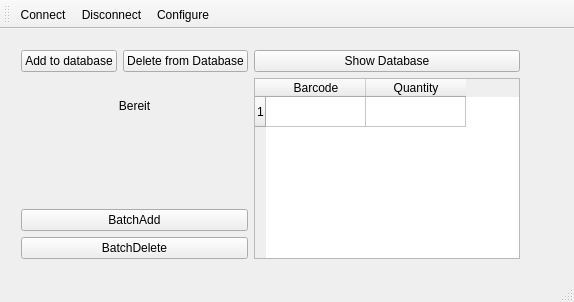
The window that Lagerverwaltung/mainwindow.ui (huntworker/Lagerverwaltung) describes before a commit, drawn with Qt 5.
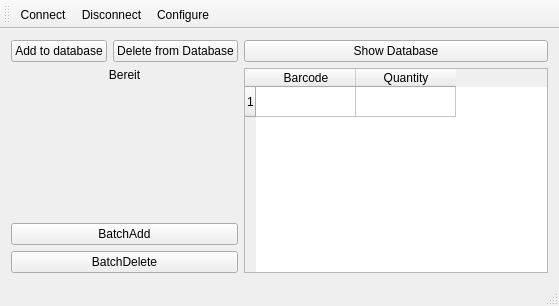
The same window after the commit.

Commit message: Dynamische Anpassung der Layouts an Fenstergröße

What changed in the file:
```diff
--- a/Lagerverwaltung/mainwindow.ui
+++ b/Lagerverwaltung/mainwindow.ui
@@ -6,60 +6,35 @@
    <rect>
     <x>0</x>
     <y>0</y>
-    <width>574</width>
-    <height>302</height>
+    <width>559</width>
+    <height>306</height>
    </rect>
   </property>
   <property name="windowTitle">
    <string>MainWindow</string>
   </property>
   <widget class="QWidget" name="centralWidget">
-   <widget class="QWidget" name="horizontalLayoutWidget_2">
-    <property name="geometry">
-     <rect>
-      <x>10</x>
-      <y>10</y>
-      <width>521</width>
-      <height>231</height>
-     </rect>
-    </property>
-    <layout class="QHBoxLayout" name="horizontalLayout_2">
-     <item>
-      <layout class="QVBoxLayout" name="verticalLayout">
-       <item>
         <layout class="QHBoxLayout" name="horizontalLayout">
          <item>
+     <layout class="QGridLayout" name="gridLayout_2">
+      <property name="sizeConstraint">
+       <enum>QLayout::SetMinimumSize</enum>
+      </property>
+      <item row="0" column="0">
           <widget class="QPushButton" name="ButtonAdd">
            <property name="text">
             <string>Add to database</string>
            </property>
           </widget>
          </item>
-         <item>
+      <item row="0" column="1">
           <widget class="QPushButton" name="ButtonDelete">
            <property name="text">
             <string>Delete from Database</string>
            </property>
           </widget>
          </item>
-        </layout>
-       </item>
-       <item>
-        <widget class="QLabel" name="LabelBarcodeNum">
-         <property name="font">
-          <font>
-           <pointsize>10</pointsize>
-          </font>
-         </property>
-         <property name="text">
-          <string/>
-         </property>
-         <property name="alignment">
-          <set>Qt::AlignCenter</set>
-         </property>
-        </widget>
-       </item>
-       <item>
+      <item row="1" column="0" colspan="2">
         <widget class="QLabel" name="LabelState">
          <property name="text">
           <string>Bereit</string>
@@ -69,7 +44,7 @@
          </property>
         </widget>
        </item>
-       <item>
+      <item row="3" column="0" colspan="2">
         <spacer name="verticalSpacer">
          <property name="orientation">
           <enum>Qt::Vertical</enum>
@@ -82,32 +57,43 @@
          </property>
         </spacer>
        </item>
-       <item>
+      <item row="2" column="0" colspan="2">
+       <widget class="QLabel" name="LabelBarcodeNum">
+        <property name="font">
+         <font>
+          <pointsize>10</pointsize>
+         </font>
+        </property>
+        <property name="text">
+         <string/>
+        </property>
+        <property name="alignment">
+         <set>Qt::AlignCenter</set>
+        </property>
+       </widget>
+      </item>
+      <item row="4" column="0" colspan="2">
         <widget class="QPushButton" name="ButtonBatchAdd">
          <property name="text">
           <string>BatchAdd</string>
          </property>
         </widget>
        </item>
-       <item>
+      <item row="5" column="0" colspan="2">
         <widget class="QPushButton" name="ButtonBatchDelete">
          <property name="text">
           <string>BatchDelete</string>
          </property>
         </widget>
        </item>
-      </layout>
-     </item>
-     <item>
-      <layout class="QVBoxLayout" name="verticalLayout_2">
-       <item>
+      <item row="0" column="2">
         <widget class="QPushButton" name="ButtonShow">
          <property name="text">
           <string>Show Database</string>
          </property>
         </widget>
        </item>
-       <item>
+      <item row="1" column="2" rowspan="5">
         <widget class="QTableWidget" name="tableWidget">
          <property name="rowCount">
           <number>1</number>
@@ -128,7 +114,6 @@
       </layout>
      </item>
     </layout>
-   </widget>
   </widget>
   <widget class="QToolBar" name="mainToolBar">
    <attribute name="toolBarArea">
```
Lines whose indentation alone changed are shown as unchanged. The commit also changes 5 other files.
